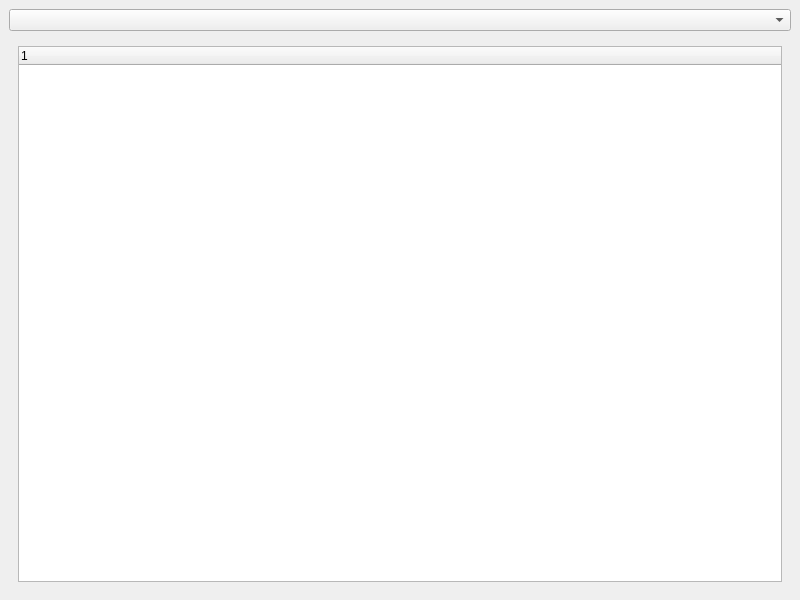
The window that UI/shot_tracker.ui (HaydenGuy/ftrack_Shot_Tracker) describes before a commit, drawn with Qt 5.
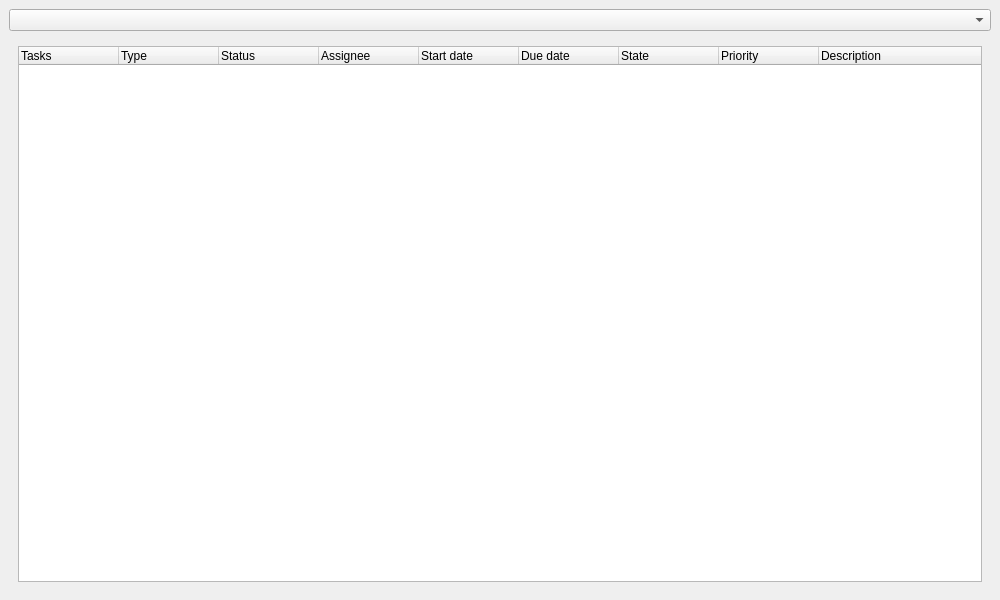
The same window after the commit. The open tabs and pages were chosen to show the change.

Commit message: Updated the tree widgets to show correct column headers

What changed in the file:
```diff
--- a/UI/shot_tracker.ui
+++ b/UI/shot_tracker.ui
@@ -6,7 +6,7 @@
    <rect>
     <x>0</x>
     <y>0</y>
-    <width>800</width>
+    <width>1000</width>
     <height>600</height>
    </rect>
   </property>
@@ -87,14 +87,54 @@
        </layout>
       </widget>
       <widget class="QWidget" name="page_4">
-       <layout class="QHBoxLayout" name="horizontalLayout">
+       <layout class="QVBoxLayout" name="verticalLayout_3">
         <item>
          <layout class="QVBoxLayout" name="page_4_layout">
           <item>
            <widget class="QTreeWidget" name="page_4_tree">
             <column>
              <property name="text">
-              <string notr="true">1</string>
+              <string>Tasks</string>
+             </property>
+            </column>
+            <column>
+             <property name="text">
+              <string>Type</string>
+             </property>
+            </column>
+            <column>
+             <property name="text">
+              <string>Status</string>
+             </property>
+            </column>
+            <column>
+             <property name="text">
+              <string>Assignee</string>
+             </property>
+            </column>
+            <column>
+             <property name="text">
+              <string>Start date</string>
+             </property>
+            </column>
+            <column>
+             <property name="text">
+              <string>Due date</string>
+             </property>
+            </column>
+            <column>
+             <property name="text">
+              <string>State</string>
+             </property>
+            </column>
+            <column>
+             <property name="text">
+              <string>Priority</string>
+             </property>
+            </column>
+            <column>
+             <property name="text">
+              <string>Description</string>
              </property>
             </column>
            </widget>
```
Left out of the diff: 129 changed lines with no effect on the pictures. The commit also changes 2 other files.
